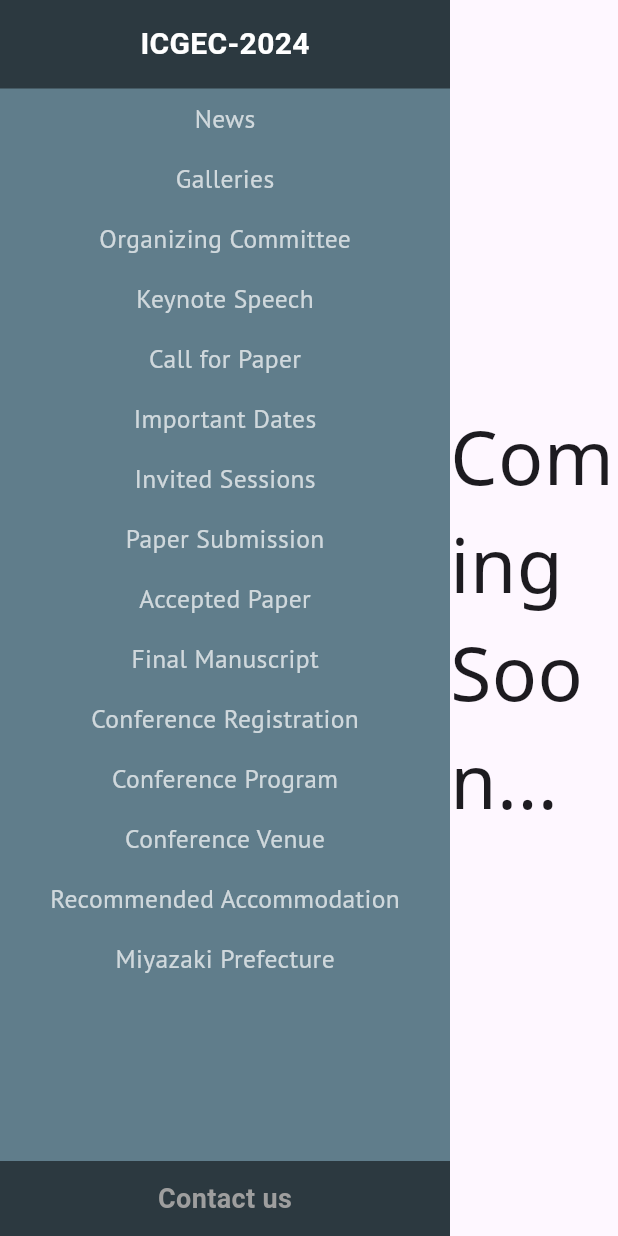
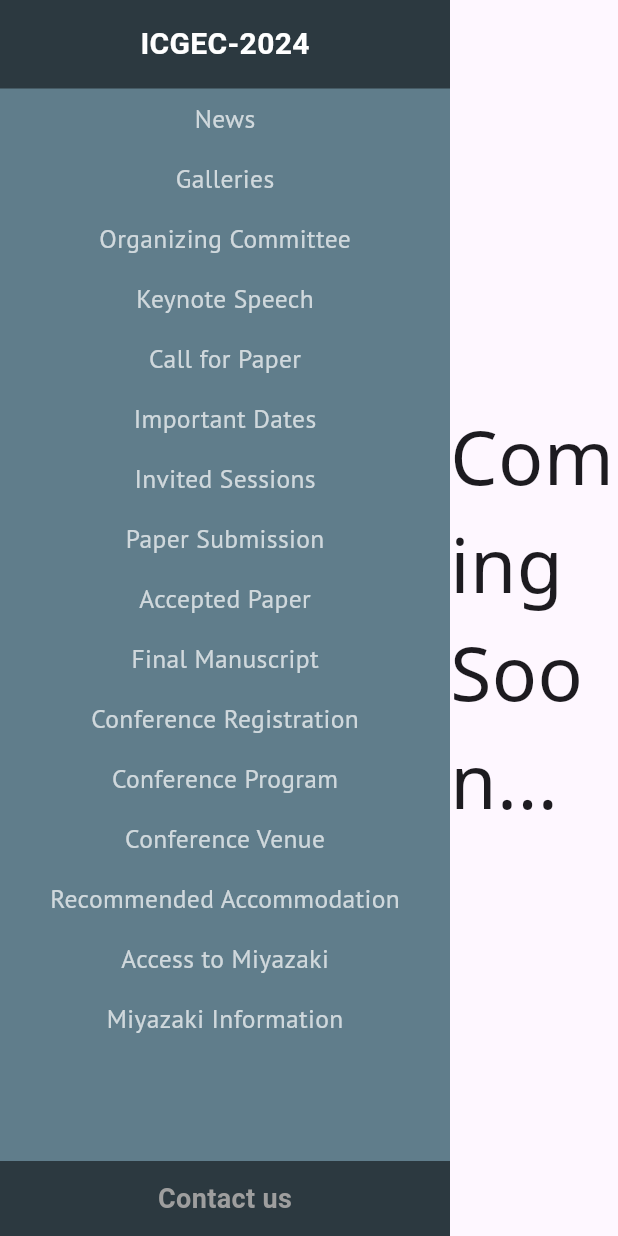
Before and after one commit to icgec24/icgec24.github.io, a Flutter app: the screen it shows after launch, after a tap on "News", after a tap on "Galleries", on a phone screen of 412 x 824 dp. Run offline on Flutter 3.47's test engine with Material 3 defaults, Android fonts, the phone set to English and light mode, and no system bars; our stand-ins replace flutter_widget_from_html, get, google_fonts, webview_flutter_platform_interface; missing offline and left inert: syncfusion_flutter_pdfviewer, universal_html, webview_flutter_web; statements that could not run were skipped; project files that could hold a hidden picture were left out.

Commit message:
-access to miyazaki

```diff
--- a/lib/features/conference_news/news_item.dart
+++ b/lib/features/conference_news/news_item.dart
@@ -11,7 +11,7 @@ class NewsItem extends StatelessWidget {
   @override
   Widget build(BuildContext context) {
     return Container(
-      padding: EdgeInsets.only(top: 10,),
+      padding: const EdgeInsets.only(top: 10,),
       child: Column(
         crossAxisAlignment: CrossAxisAlignment.start,
         children: [
@@ -21,7 +21,8 @@ class NewsItem extends StatelessWidget {
               crossAxisAlignment: CrossAxisAlignment.start,
               children: [
             SizedBox(
-                child: Text(dateString,style: GoogleFonts.notoSans(fontSize: 18,fontWeight: FontWeight.bold,color: Colors.grey)),width: 130,),
+                width: 130,
+                child: Text(dateString,style: GoogleFonts.notoSans(fontSize: 18,fontWeight: FontWeight.bold,color: Colors.grey)),),
               Text(title,style: GoogleFonts.notoSans(fontSize: 18,fontWeight: FontWeight.bold,color: Colors.black))
             ],),
           ),
--- a/lib/features/galleries/galleries_desktop.dart
+++ b/lib/features/galleries/galleries_desktop.dart
@@ -6,6 +6,6 @@ class GalleriesDesktop extends StatelessWidget {
 
   @override
   Widget build(BuildContext context) {
-    return Center(child: Container(child: Text('Coming Soon...',style: GoogleFonts.notoSans(fontSize: 50),),));
+    return Center(child: Text('Coming Soon...',style: GoogleFonts.notoSans(fontSize: 50),));
   }
 }
--- a/lib/features/home/home_desktop.dart
+++ b/lib/features/home/home_desktop.dart
@@ -7,6 +7,7 @@ import 'package:google_fonts/google_fonts.dart';
 import 'package:icgec_conference/features/conference_news/news_desktop.dart';
 import 'package:icgec_conference/features/importance_date/importance_date_desktop.dart';
 import 'package:icgec_conference/features/recommended_accommodation/recommended_accommodation_desktop.dart';
+import 'package:url_launcher/url_launcher.dart';
 
 import '../../widgets/navigation_bar/navigation_bar.dart';
 import '../galleries/galleries_desktop.dart';
@@ -67,7 +68,8 @@ class _HomeDesktopState extends State<HomeDesktop> {
             onTap: changePage,
           ),
         ),
-        Obx(() => Visibility(
+        Obx(() =>
+            Visibility(
               visible: page.value == "ICGEC-2024",
               child: Expanded(
                   child: Stack(
@@ -95,7 +97,8 @@ class _HomeDesktopState extends State<HomeDesktop> {
                             image: DecorationImage(
                                 fit: BoxFit.fill,
                                 image: AssetImage(
-                                'assets/images/${carouselImageList[previousImage.value]}'))),
+                                    'assets/images/${carouselImageList[previousImage
+                                        .value]}'))),
                       ),
                       AnimatedOpacity(
                         opacity: visible.value ? 1.0 : 0.0,
@@ -106,7 +109,8 @@ class _HomeDesktopState extends State<HomeDesktop> {
                               image: DecorationImage(
                                   fit: BoxFit.fill,
                                   image: AssetImage(
-                                  'assets/images/${carouselImageList[nextImage.value]}'))),
+                                      'assets/images/${carouselImageList[nextImage
+                                          .value]}'))),
                         ),
                       ),
 
@@ -218,7 +222,8 @@ class _HomeDesktopState extends State<HomeDesktop> {
                               mainAxisSize: MainAxisSize.min,
                               children: [
                                 Row(
-                              mainAxisAlignment: MainAxisAlignment.spaceEvenly,
+                                  mainAxisAlignment: MainAxisAlignment
+                                      .spaceEvenly,
                                   children: [
                                     SizedBox(
                                       width: 300,
@@ -257,73 +262,105 @@ class _HomeDesktopState extends State<HomeDesktop> {
                     ],
                   )),
             )),
-        Obx(() => Visibility(
+        Obx(() =>
+            Visibility(
                 visible: page.value == "Call for Paper",
                 child: const Expanded(child: PdfViewDesktop()))),
-        Obx(() => Visibility(
+        Obx(() =>
+            Visibility(
                 visible: page.value == "Important Dates",
                 child: const Expanded(child: ImportanceDateDesktop()))),
-        Obx(() => Visibility(
+        Obx(() =>
+            Visibility(
                 visible: page.value == "Miyazaki Prefecture",
                 child: const Expanded(
                     child: WebViewExample(
-              web_url: 'https://www.kanko-miyazaki.jp/',
+                      web_url: 'https://www.omu.ac.jp/en/',
                     )))),
-        Obx(() => Visibility(
+        Obx(() =>
+            Visibility(
                 visible: page.value == "News",
                 child: const Expanded(child: NewsDesktop()))),
-        Obx(() => Visibility(
+        Obx(() =>
+            Visibility(
                 visible: page.value == "Galleries",
                 child: const Expanded(child: GalleriesDesktop()))),
-        Obx(() => Visibility(
+        Obx(() =>
+            Visibility(
                 visible: page.value == "Organizing Committee",
                 child: const Expanded(child: GalleriesDesktop()))),
-        Obx(() => Visibility(
+        Obx(() =>
+            Visibility(
                 visible: page.value == "Keynote Speech",
                 child: const Expanded(child: GalleriesDesktop()))),
-        Obx(() => Visibility(
+        Obx(() =>
+            Visibility(
                 visible: page.value == "Invited Sessions",
                 child: const Expanded(child: GalleriesDesktop()))),
-        Obx(() => Visibility(
+        Obx(() =>
+            Visibility(
                 visible: page.value == "Paper Submission",
                 child: const Expanded(child: GalleriesDesktop()))),
-        Obx(() => Visibility(
+        Obx(() =>
+            Visibility(
                 visible: page.value == "Accepted Paper",
                 child: const Expanded(child: GalleriesDesktop()))),
-        Obx(() => Visibility(
+        Obx(() =>
+            Visibility(
                 visible: page.value == "Final Manuscript",
                 child: const Expanded(child: GalleriesDesktop()))),
-        Obx(() => Visibility(
+        Obx(() =>
+            Visibility(
                 visible: page.value == "Conference Registration",
                 child: const Expanded(child: GalleriesDesktop()))),
-        Obx(() => Visibility(
+        Obx(() =>
+            Visibility(
                 visible: page.value == "Conference Program",
                 child: const Expanded(child: GalleriesDesktop()))),
-        Obx(() => Visibility(
+        Obx(() =>
+            Visibility(
                 visible: page.value == "Conference Venue",
                 child: const Expanded(child: GalleriesDesktop()))),
-        Obx(() => Visibility(
+        Obx(() =>
+            Visibility(
                 visible: page.value == "Recommended Accommodation",
-            child: const Expanded(child: RecommendedAccommodationDesktop()))),
+                child: const Expanded(
+                    child: RecommendedAccommodationDesktop()))),
       ],
     );
   }
 
   void changePage(pageName) {
-    if (pageName == "Call for Paper") {
-      showPdf();
-    } else {
+    switch (pageName) {
+      case "Call for Paper":
+        showPdf('call_for_paper.pdf');
+        page.value = "ICGEC-2024";
+        break;
+      case "Access to Miyazaki":
+        showPdf('AccessToMiyazaki.pdf');
+        page.value = "ICGEC-2024";
+        break;
+      case "Miyazaki Information":
+        final Uri url = Uri.parse('https://www.kanko-miyazaki.jp/');
+        _launchUrl(url);
+        page.value = "ICGEC-2024";
+        break;
+      default:
         page.value = pageName;
     }
   }
 
-  Future<void> showPdf() async {
+  Future<void> showPdf(String fileName) async {
     var bytes = await rootBundle
-        .load("assets/pdf/call_for_paper.pdf"); // location of your asset file
+        .load("assets/pdf/$fileName"); // location of your asset file
 
     final blob = html.Blob([bytes], 'application/pdf');
     final url = html.Url.createObjectUrlFromBlob(blob);
     html.window.open(url, "_blank");
     html.Url.revokeObjectUrl(url);
   }
+
+  Future<void> _launchUrl(url) async {
+    await launchUrl(url);
   }
+}
--- a/lib/features/recommended_accommodation/recommended_accommodation_desktop.dart
+++ b/lib/features/recommended_accommodation/recommended_accommodation_desktop.dart
@@ -10,7 +10,7 @@ class RecommendedAccommodationDesktop extends StatelessWidget {
   Widget build(BuildContext context) {
     return Column(
       children: [
-        ScreenHeader(header: 'Recommended Accommodation'),
+        const ScreenHeader(header: 'Recommended Accommodation'),
         Padding(
           padding: const EdgeInsets.only(left: 10.0,right: 10),
           child: Column(
@@ -20,7 +20,7 @@ class RecommendedAccommodationDesktop extends StatelessWidget {
             Text('\nMiyazaki Kanko Hotel is recommended for your stay in Miyazaki.',style: GoogleFonts.notoSans(fontSize: 16),),
             Text('Address: 1-1-1 Matsuyama, Miyazaki City, Miyazaki, 880-8512, Japan\nMain Phone Number: 0985-27-1212',style: GoogleFonts.notoSans(fontSize: 16),),
             HtmlWidget('Url: <a href="https://www.miyakan-h.com/english/">https://www.miyakan-h.com/</a>',textStyle: GoogleFonts.notoSans(fontSize: 16),),
-            Text('\nPlease claim your participation in ICGEC-2023 while making the reservation.\nOr email icgec24@gmail.com and let the secretariat conduct the booking for you.\nThank you!',style: GoogleFonts.notoSans(fontSize: 16),)
+            Text('\nPlease claim your participation in ICGEC-2024 while making the reservation.\nOr email icgec24@gmail.com and let the secretariat conduct the booking for you.\nThank you!',style: GoogleFonts.notoSans(fontSize: 16),)
           ],),
         ),
       ],
--- a/lib/widgets/navigation_bar/navigation_bar.dart
+++ b/lib/widgets/navigation_bar/navigation_bar.dart
@@ -8,7 +8,7 @@ class NavigationBarWidget extends StatelessWidget {
   @override
   Widget build(BuildContext context) {
     List<String> nav_title = ['News','Galleries','Organizing Committee','Keynote Speech','Call for Paper','Important Dates','Invited Sessions','Paper Submission',
-    'Accepted Paper','Final Manuscript','Conference Registration','Conference Program','Conference Venue','Recommended Accommodation','Miyazaki Prefecture'];
+    'Accepted Paper','Final Manuscript','Conference Registration','Conference Program','Conference Venue','Recommended Accommodation','Access to Miyazaki','Miyazaki Information'];
     final scrollController = ScrollController();
     return Container(
       color: Colors.blueGrey,
--- a/pubspec.yaml
+++ b/pubspec.yaml
@@ -19,7 +19,7 @@ publish_to: 'none' # Remove this line if you wish to publish to pub.dev
 version: 1.0.0+1
 
 environment:
-  sdk: '>=3.1.0 <4.0.0'
+  sdk: '>=3.2.0 <4.0.0'
 
 # Dependencies specify other packages that your package needs in order to work.
 # To automatically upgrade your package dependencies to the latest versions
@@ -43,6 +43,7 @@ dependencies:
   flutter_svg: ^2.0.9
   universal_html: ^2.2.4
   flutter_widget_from_html: ^0.14.11
+  url_launcher: ^6.2.4
 dev_dependencies:
   flutter_test:
     sdk: flutter
```
Also changed, not shown: lib/features/importance_date/importance_date_desktop.dart (+8 -8 lines), lib/features/kenote_speech/keynote_speech_desktop.dart (added, +12 -0 lines), lib/features/kenote_speech/keynote_speech_template.dart (added, +10 -0 lines), pubspec.lock, 1 other file. Lines whose indentation alone changed are shown as unchanged.
